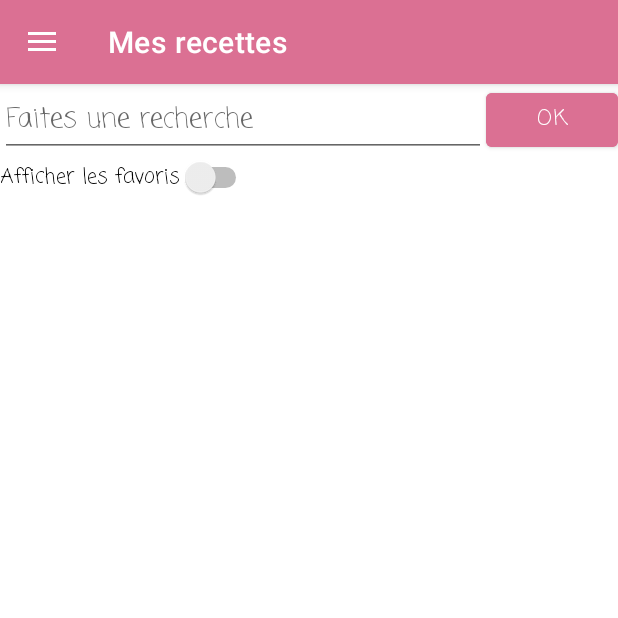
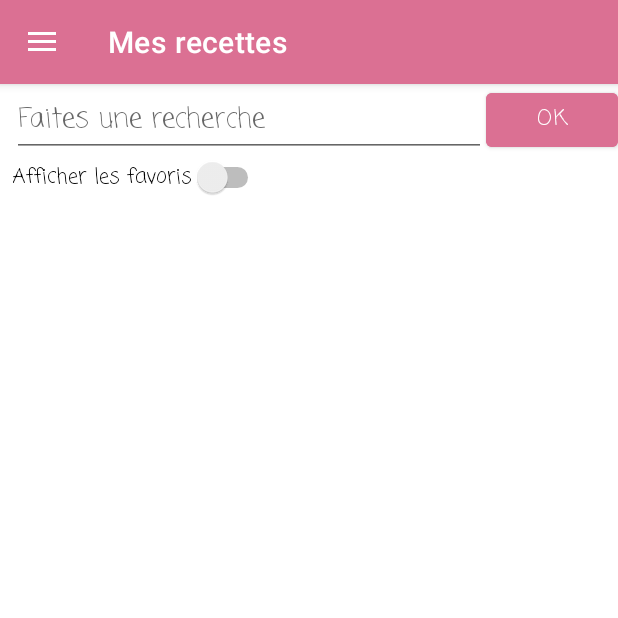
Before and after one commit to Nanok09/CentraleCookingClub, an Android app: the screen it shows after launch (MainActivity), on a phone screen of 412 x 824 dp, the top half of it. Run offline under Robolectric (Android 15) with nearby library versions, the light colour scheme and no system bars; our stand-ins replace Room's generated code, navigation-ui.

Commit message:
peut etre le dernier commit

```diff
--- a/app/src/main/res/layout/fragment_home.xml
+++ b/app/src/main/res/layout/fragment_home.xml
@@ -23,7 +23,8 @@
         android:inputType="text"
         app:layout_constraintEnd_toStartOf="@+id/btnResearch"
         app:layout_constraintStart_toStartOf="parent"
-        app:layout_constraintTop_toTopOf="parent" />
+        app:layout_constraintTop_toTopOf="parent"
+        android:layout_marginStart="8dp"/>
 
     <Button
         android:id="@+id/btnResearch"
@@ -42,6 +43,7 @@
         android:layout_height="wrap_content"
         android:text="Afficher les favoris"
         app:layout_constraintStart_toStartOf="parent"
-        app:layout_constraintTop_toBottomOf="@+id/acResearch" />
+        app:layout_constraintTop_toBottomOf="@+id/acResearch"
+        android:layout_marginStart="8dp"/>
 
 </androidx.constraintlayout.widget.ConstraintLayout>
```
Also changed, not shown: app/src/main/res/layout/fragment_detailled_recipe.xml (+8 -6 lines), app/src/main/res/drawable/framboise.png (renamed from app/src/main/res/drawable-v24/framboise.png), app/src/main/res/drawable/no_image.png (renamed from app/src/main/res/drawable-v24/no_image.png).
